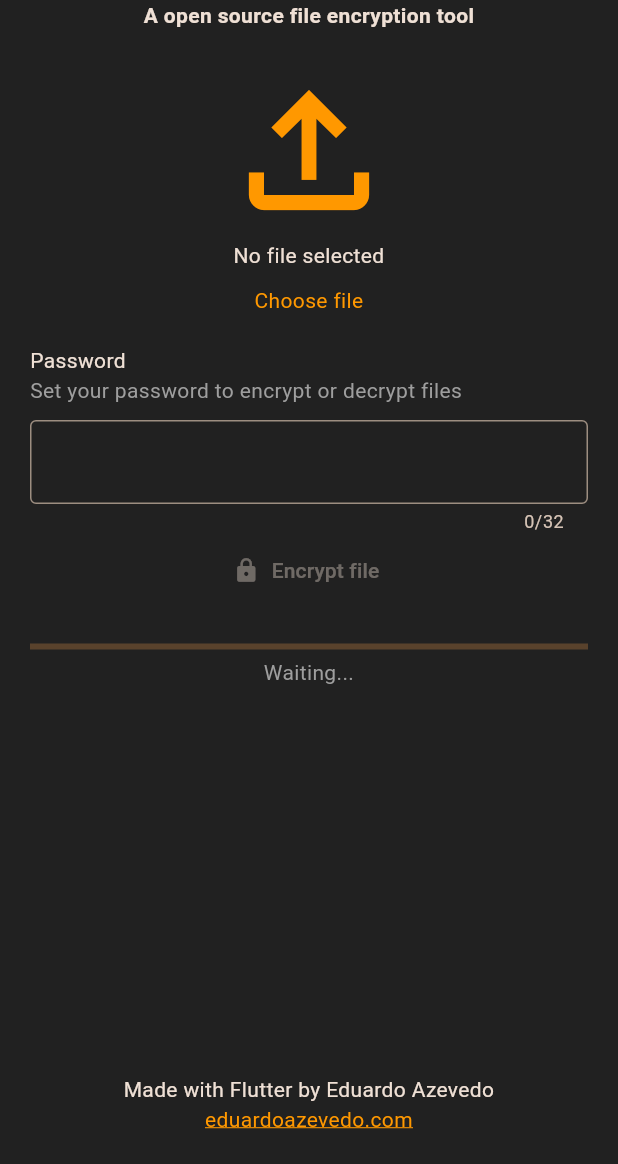
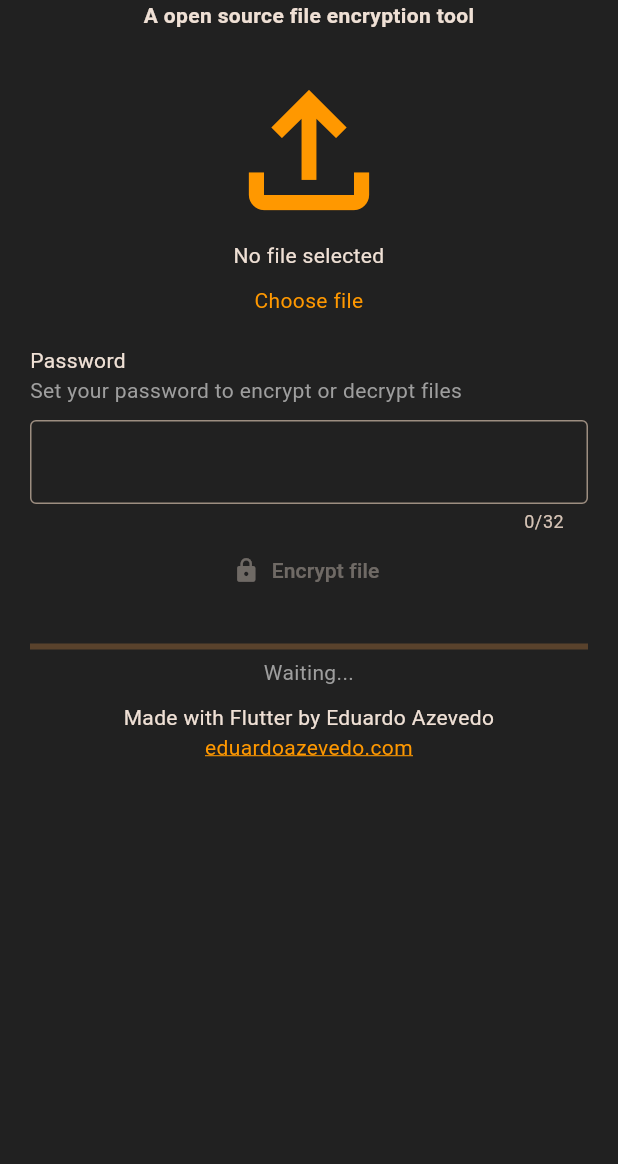
Before and after one commit to eduardoazvd17/fcryptor, a Flutter app: the screen it shows after launch, on a phone screen of 412 x 824 dp, the part 72-1236 px from its top. Run offline on Flutter 3.47's test engine with Material 3 defaults, Android fonts, the phone set to English and light mode, and no system bars; our stand-ins replace file_picker; missing offline and left inert: encrypt, window_manager.

```diff
--- a/lib/pages/home_page.dart
+++ b/lib/pages/home_page.dart
@@ -4,7 +4,6 @@ import 'package:fcryptor/services/file_encryption_service.dart';
 import 'package:fcryptor/services/file_picker_service.dart';
 import 'package:flutter/material.dart';
 import 'package:url_launcher/url_launcher.dart';
-import 'package:url_launcher/url_launcher_string.dart';
 
 class HomePage extends StatefulWidget {
   const HomePage({super.key});
@@ -74,7 +73,8 @@ class _HomePageState extends State<HomePage> {
     return GestureDetector(
       onTap: () => FocusScope.of(context).unfocus(),
       child: Scaffold(
-        body: SafeArea(
+        body: SingleChildScrollView(
+          child: SafeArea(
             child: Padding(
               padding: const EdgeInsets.all(20),
               child: Center(
@@ -134,7 +134,8 @@ class _HomePageState extends State<HomePage> {
                                           style: TextStyle(
                                             color: _isLoading
                                                 ? Colors.grey
-                                              : Theme.of(context).primaryColor,
+                                                : Theme.of(context)
+                                                    .primaryColor,
                                           ),
                                         ),
                                       ),
@@ -188,13 +189,16 @@ class _HomePageState extends State<HomePage> {
                               ),
                             ),
                             Padding(
-                            padding: const EdgeInsets.only(top: 25, bottom: 5),
+                              padding:
+                                  const EdgeInsets.only(top: 25, bottom: 5),
                               child: LinearProgressIndicator(
                                 value: _isLoading ? null : 0,
                               ),
                             ),
                             Text(
-                            _isLoading ? 'Loading...' : _result ?? 'Waiting...',
+                              _isLoading
+                                  ? 'Loading...'
+                                  : _result ?? 'Waiting...',
                               textAlign: TextAlign.center,
                               style: const TextStyle(color: Colors.grey),
                             )
@@ -232,6 +236,7 @@ class _HomePageState extends State<HomePage> {
             ),
           ),
         ),
+      ),
     );
   }
 }
```
Lines whose indentation alone changed are shown as unchanged.
